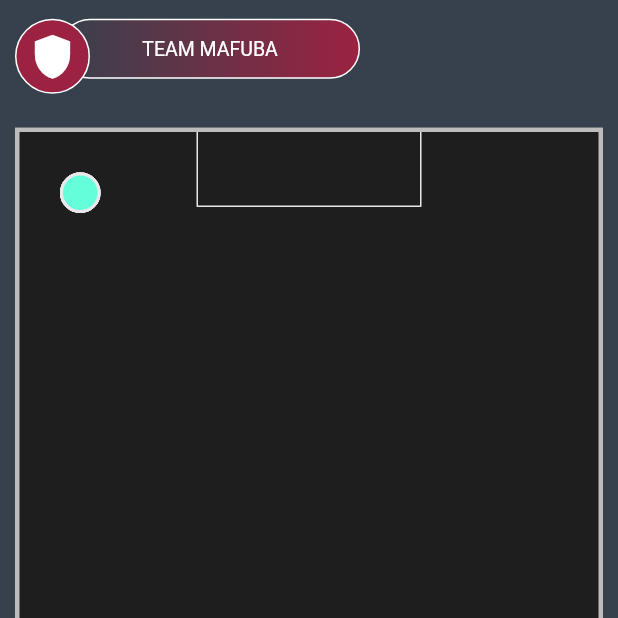
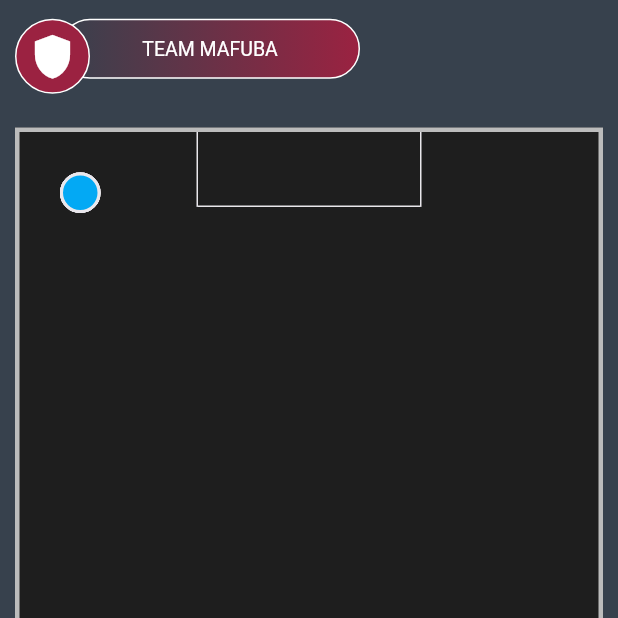
Before and after one commit to Gut333/picaditos_app, a Flutter app: the screen it shows after launch, on a phone screen of 412 x 824 dp, the top half of it. Run offline on Flutter 3.47's test engine with Material 2 defaults, Android fonts, the phone set to English and light mode, and no system bars.

Commit message:
ButtonComponentCambiaColor

```diff
--- a/lib/src/ui/components/player_button_component.dart
+++ b/lib/src/ui/components/player_button_component.dart
@@ -1,9 +1,17 @@
+// ignore_for_file: must_be_immutable
+
 import 'package:flutter/material.dart';
 
 class PlayerButtonWidget extends StatefulWidget {
-  //final Color backgroundColor;
-  const PlayerButtonWidget(
-      {Key? key}) : super(key: key);
+  Color? buttonColor;
+
+   PlayerButtonWidget(
+      {Key? key,
+        this.buttonColor,
+      }
+
+      ) : super(key: key);
+
 
   @override
   State<PlayerButtonWidget> createState() => _PlayerButtonWidgetState();
@@ -13,25 +21,23 @@ class PlayerButtonWidget extends StatefulWidget {
 
 class _PlayerButtonWidgetState extends State<PlayerButtonWidget> {
   Offset offset = Offset.zero;
-  Color backgroundColor = Colors.tealAccent; //como cojones traigo el color del stateful ??
 
 
   @override
   Widget build(BuildContext context) {
 
     return Container(
-      child: _playerMovement(backgroundColor),
+      child: _playerMovement(),
     );
   }
 
-  _playerMovement(Color backgroundColor){
-    this.backgroundColor = backgroundColor;
+  _playerMovement(){
 
     return Positioned(
       left: offset.dx,
       top: offset.dy,
       child: GestureDetector(
-        child: _playerCircle(backgroundColor),
+        child: _playerCircle(),
         onPanUpdate: (details){
           setState(() {
             offset = Offset(offset.dx + details.delta.dx,
@@ -45,14 +51,14 @@ class _PlayerButtonWidgetState extends State<PlayerButtonWidget> {
 
   }
 
-  _playerCircle(Color backgroundColor){
+  _playerCircle(){
     return Padding(
       padding: const EdgeInsets.all(40.0),
       child: Container(
         height: 27,
         width: 27,
         decoration: BoxDecoration(
-          color: backgroundColor,
+          color: widget.buttonColor,
           borderRadius: const BorderRadius.all(Radius.circular(50)),
           border: Border.all(
             color: const Color.fromARGB(255, 233, 231, 236),
@@ -63,73 +69,4 @@ class _PlayerButtonWidgetState extends State<PlayerButtonWidget> {
     );
   }
 
-
 }
-
-
-
-class PlayerButtonWidget2 extends StatefulWidget {
-  //final Color backgroundColor;
-  const PlayerButtonWidget2(
-      {Key? key}) : super(key: key);
-
-  @override
-  State<PlayerButtonWidget2> createState() => _PlayerButtonWidgetState2();
-
-}
-
-
-class _PlayerButtonWidgetState2 extends State<PlayerButtonWidget2> {
-  Offset offset = Offset.zero;
-  Color backgroundColor = Colors.blueAccent; //como cojones traigo el color del stateful ??
-
-
-  @override
-  Widget build(BuildContext context) {
-
-    return Container(
-      child: _playerMovement(backgroundColor),
-    );
-  }
-
-  _playerMovement(Color backgroundColor){
-    this.backgroundColor = backgroundColor;
-
-    return Positioned(
-      left: offset.dx,
-      top: offset.dy,
-      child: GestureDetector(
-        child: _playerCircle(backgroundColor),
-        onPanUpdate: (details){
-          setState(() {
-            offset = Offset(offset.dx + details.delta.dx,
-                offset.dy + details.delta.dy);
-          });
-
-        },
-      ),
-
-    );
-
-  }
-
-  _playerCircle(Color backgroundColor){
-    return Padding(
-      padding: const EdgeInsets.all(40.0),
-      child: Container(
-        height: 27,
-        width: 27,
-        decoration: BoxDecoration(
-          color: backgroundColor,
-          borderRadius: const BorderRadius.all(Radius.circular(50)),
-          border: Border.all(
-            color: const Color.fromARGB(255, 233, 231, 236),
-            width: 2,
-          ),
-        ),
-      ),
-    );
-  }
-
-
-}
--- a/lib/src/ui/pages/home_page.dart
+++ b/lib/src/ui/pages/home_page.dart
@@ -20,15 +20,13 @@ class _HomePageState extends State<HomePage> {
         backgroundColor: const Color.fromARGB(255, 55, 65, 77),
         appBar: _customAppBar(),
         body: Stack(
-          children: const [
-             SoccerField(),
-            PlayerButtonWidget(),
-            PlayerButtonWidget(),
-            PlayerButtonWidget2(),
-            PlayerButtonWidget2(),
-            PlayerButtonWidget(),
-
-
+          children: [
+             const SoccerField(),
+            PlayerButtonWidget(buttonColor: Colors.redAccent),
+            PlayerButtonWidget(buttonColor: Colors.indigo),
+            PlayerButtonWidget(buttonColor: Colors.teal),
+            PlayerButtonWidget(buttonColor: Colors.orangeAccent),
+            PlayerButtonWidget(buttonColor: Colors.lightBlue),
 
           ],
         ),
```
